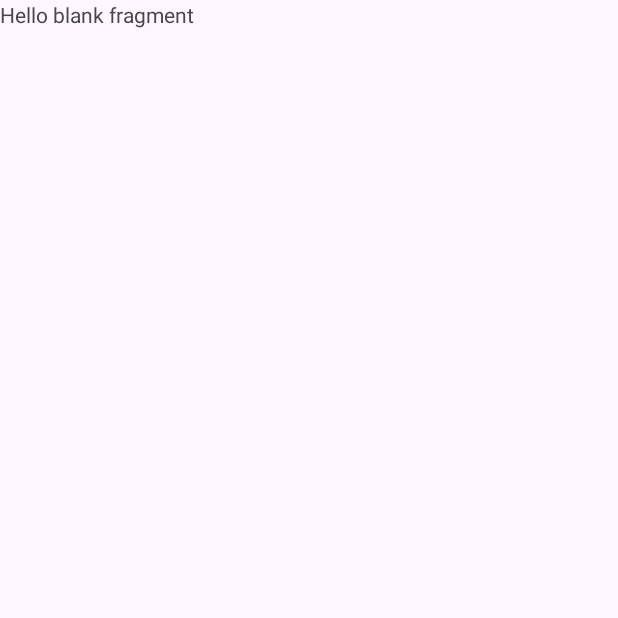
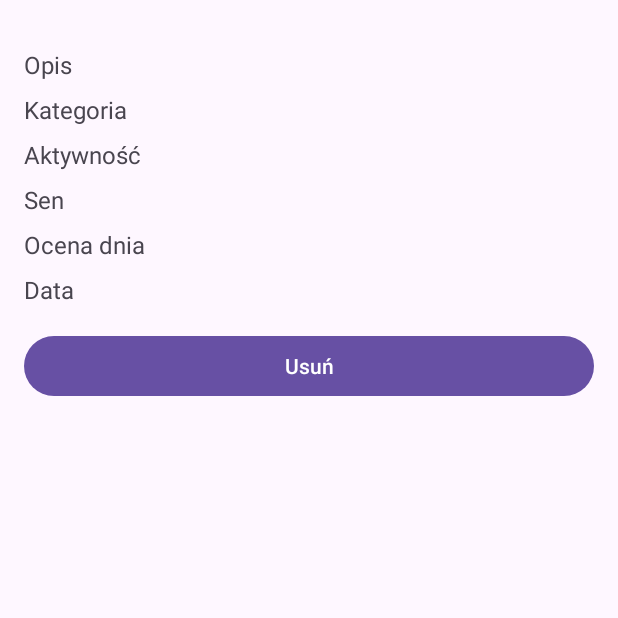
Before and after one commit to woojtylaGG/Mood-Tracker, an Android app: the MoodDetailsFragment screen opened through its navigation route, on a phone screen of 412 x 824 dp, the top half of it. Before the commit the part shown is almost empty. Run offline under Robolectric (Android 15) with nearby library versions, the phone set to English and light mode, and no system bars.

Commit message:
mood details

```diff
--- a/app/src/main/java/com/example/moodtracker/data/FakeMoodRepository.kt
+++ b/app/src/main/java/com/example/moodtracker/data/FakeMoodRepository.kt
@@ -9,7 +9,9 @@ object FakeMoodRepository {
         moodList.add(0, entry)
     }
 
-    fun getMoodById(id: UUID): MoodEntry? {
-        return moodList.find { it.id == id }
+    fun getMoodById(id: String?): MoodEntry? {
+        return id?.let { uuid ->
+            moodList.find { it.id == UUID.fromString(uuid) }
+        }
     }
 }
--- a/app/src/main/java/com/example/moodtracker/fragments/MoodDetailsFragment.kt
+++ b/app/src/main/java/com/example/moodtracker/fragments/MoodDetailsFragment.kt
@@ -1,60 +1,68 @@
 package com.example.moodtracker.fragments
 
 import android.os.Bundle
-import androidx.fragment.app.Fragment
 import android.view.LayoutInflater
 import android.view.View
 import android.view.ViewGroup
+import android.widget.Toast
+import androidx.fragment.app.Fragment
 import com.example.moodtracker.R
+import com.example.moodtracker.data.FakeMoodRepository
+import com.example.moodtracker.data.MoodEntry
+import com.example.moodtracker.databinding.FragmentMoodDetailsBinding
 
-// TODO: Rename parameter arguments, choose names that match
-// the fragment initialization parameters, e.g. ARG_ITEM_NUMBER
-private const val ARG_PARAM1 = "param1"
-private const val ARG_PARAM2 = "param2"
+class MoodDetailsFragment : Fragment() {
 
-/**
- * A simple [Fragment] subclass.
- * Use the [MoodDetailsFragment.newInstance] factory method to
- * create an instance of this fragment.
- */
-class MoodDetailsFragment : Fragment() {
-    // TODO: Rename and change types of parameters
-    private var param1: String? = null
-    private var param2: String? = null
+    private var _binding: FragmentMoodDetailsBinding? = null
+    private val binding get() = _binding!!
 
-    override fun onCreate(savedInstanceState: Bundle?) {
-        super.onCreate(savedInstanceState)
-        arguments?.let {
-            param1 = it.getString(ARG_PARAM1)
-            param2 = it.getString(ARG_PARAM2)
+    private var moodEntry: MoodEntry? = null
+
+    override fun onCreateView(
+        inflater: LayoutInflater,
+        container: ViewGroup?,
+        savedInstanceState: Bundle?
+    ): View {
+        _binding = FragmentMoodDetailsBinding.inflate(inflater, container, false)
+        return binding.root
+    }
+
+    override fun onViewCreated(view: View, savedInstanceState: Bundle?) {
+        super.onViewCreated(view, savedInstanceState)
+
+        val moodId = arguments?.getString("moodId")
+        moodEntry = FakeMoodRepository.getMoodById(moodId)
+
+        moodEntry?.let { entry ->
+            displayMoodDetails(entry)
+        }
+
+        binding.deleteButton.setOnClickListener {
+            Toast.makeText(context, "Wpis usunięty!", Toast.LENGTH_SHORT).show()
         }
     }
 
-    override fun onCreateView(
-        inflater: LayoutInflater, container: ViewGroup?,
-        savedInstanceState: Bundle?
-    ): View? {
-        // Inflate the layout for this fragment
-        return inflater.inflate(R.layout.fragment_mood_details, container, false)
+    private fun displayMoodDetails(entry: MoodEntry) {
+        binding.apply {
+            moodDescription.text = entry.note
+            moodCategory.text = entry.category
+            moodActivity.text = if (entry.wasActive) "Aktywny" else "Nieaktywny"
+            moodSleep.text = if (entry.sleepWell) "Dobry sen" else "Zły sen"
+            moodRating.text = "Ocena dnia: ${entry.rating}"
+            moodDate.text = "Data: ${entry.date}"
+
+            val moodColor = when (entry.mood) {
+                2 -> android.R.color.holo_green_light
+                1 -> android.R.color.darker_gray
+                0 -> android.R.color.holo_blue_light
+                else -> android.R.color.darker_gray
+            }
+            moodIndicator.setBackgroundColor(resources.getColor(moodColor, null))
+        }
     }
 
-    companion object {
-        /**
-         * Use this factory method to create a new instance of
-         * this fragment using the provided parameters.
-         *
-         * @param param1 Parameter 1.
-         * @param param2 Parameter 2.
-         * @return A new instance of fragment MoodDetailsFragment.
-         */
-        // TODO: Rename and change types and number of parameters
-        @JvmStatic
-        fun newInstance(param1: String, param2: String) =
-            MoodDetailsFragment().apply {
-                arguments = Bundle().apply {
-                    putString(ARG_PARAM1, param1)
-                    putString(ARG_PARAM2, param2)
-                }
-            }
+    override fun onDestroyView() {
+        super.onDestroyView()
+        _binding = null
     }
 }
--- a/app/src/main/res/layout/fragment_mood_details.xml
+++ b/app/src/main/res/layout/fragment_mood_details.xml
@@ -1,14 +1,67 @@
 <?xml version="1.0" encoding="utf-8"?>
-<FrameLayout xmlns:android="http://schemas.android.com/apk/res/android"
-    xmlns:tools="http://schemas.android.com/tools"
+<LinearLayout xmlns:android="http://schemas.android.com/apk/res/android"
     android:layout_width="match_parent"
     android:layout_height="match_parent"
-    tools:context=".fragments.MoodDetailsFragment">
+    android:orientation="vertical"
+    android:padding="16dp">
 
-    <!-- TODO: Update blank fragment layout -->
+    <View
+        android:id="@+id/moodIndicator"
+        android:layout_width="match_parent"
+        android:layout_height="8dp" />
+
     <TextView
+        android:id="@+id/moodDescription"
         android:layout_width="match_parent"
-        android:layout_height="match_parent"
-        android:text="@string/hello_blank_fragment" />
+        android:layout_height="wrap_content"
+        android:text="Opis"
+        android:textSize="16sp"
+        android:paddingTop="8dp" />
 
-</FrameLayout>
+    <TextView
+        android:id="@+id/moodCategory"
+        android:layout_width="match_parent"
+        android:layout_height="wrap_content"
+        android:text="Kategoria"
+        android:textSize="16sp"
+        android:paddingTop="8dp" />
+
+    <TextView
+        android:id="@+id/moodActivity"
+        android:layout_width="match_parent"
+        android:layout_height="wrap_content"
+        android:text="Aktywność"
+        android:textSize="16sp"
+        android:paddingTop="8dp" />
+
+    <TextView
+        android:id="@+id/moodSleep"
+        android:layout_width="match_parent"
+        android:layout_height="wrap_content"
+        android:text="Sen"
+        android:textSize="16sp"
+        android:paddingTop="8dp" />
+
+    <TextView
+        android:id="@+id/moodRating"
+        android:layout_width="match_parent"
+        android:layout_height="wrap_content"
+        android:text="Ocena dnia"
+        android:textSize="16sp"
+        android:paddingTop="8dp" />
+
+    <TextView
+        android:id="@+id/moodDate"
+        android:layout_width="match_parent"
+        android:layout_height="wrap_content"
+        android:text="Data"
+        android:textSize="16sp"
+        android:paddingTop="8dp" />
+
+    <Button
+        android:id="@+id/deleteButton"
+        android:layout_width="match_parent"
+        android:layout_height="wrap_content"
+        android:text="Usuń"
+        android:layout_marginTop="16dp" />
+</LinearLayout>
```
